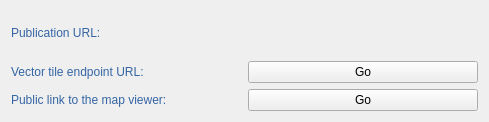
First picture: the form in geotuileur/gui/publication_creation/qwp_status.ui, repository JulesGrillot/plugin-qgis-geoplateforme, before the edit.
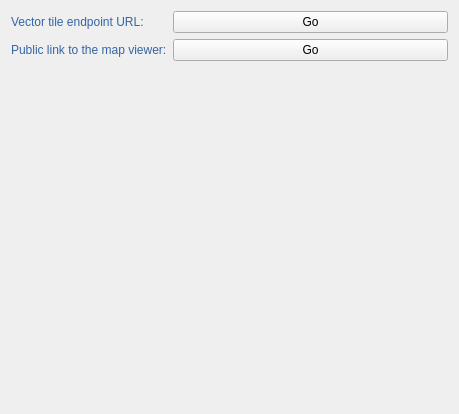
Second picture: the form after the edit.

What changed in the file:
```diff
--- a/geotuileur/gui/publication_creation/qwp_status.ui
+++ b/geotuileur/gui/publication_creation/qwp_status.ui
@@ -6,8 +6,8 @@
    <rect>
     <x>0</x>
     <y>0</y>
-    <width>489</width>
-    <height>122</height>
+    <width>459</width>
+    <height>414</height>
    </rect>
   </property>
   <property name="windowTitle">
@@ -17,15 +17,21 @@
    <locale language="English" country="UnitedStates"/>
   </property>
   <layout class="QGridLayout" name="gridLayout">
-   <item row="3" column="1">
-    <widget class="QPushButton" name="btn_data">
+   <item row="5" column="1">
+    <widget class="QPushButton" name="btn_publication">
      <property name="text">
       <string>Go</string>
      </property>
     </widget>
    </item>
-   <item row="3" column="0">
+   <item row="2" column="0">
     <widget class="QLabel" name="lbl_data">
+     <property name="sizePolicy">
+      <sizepolicy hsizetype="Fixed" vsizetype="Preferred">
+       <horstretch>0</horstretch>
+       <verstretch>0</verstretch>
+      </sizepolicy>
+     </property>
      <property name="styleSheet">
       <string notr="true">font: 75 11pt &quot;Ubuntu Condensed&quot;;
 color: rgb(52, 101, 164);</string>
@@ -35,15 +41,21 @@
      </property>
     </widget>
    </item>
-   <item row="6" column="1">
-    <widget class="QPushButton" name="btn_publication">
+   <item row="2" column="1">
+    <widget class="QPushButton" name="btn_data">
      <property name="text">
       <string>Go</string>
      </property>
     </widget>
    </item>
-   <item row="6" column="0">
+   <item row="5" column="0">
     <widget class="QLabel" name="lbl_publication">
+     <property name="sizePolicy">
+      <sizepolicy hsizetype="Fixed" vsizetype="Preferred">
+       <horstretch>0</horstretch>
+       <verstretch>0</verstretch>
+      </sizepolicy>
+     </property>
      <property name="styleSheet">
       <string notr="true">font: 75 11pt &quot;Ubuntu Condensed&quot;;
 color: rgb(52, 101, 164);</string>
@@ -53,19 +65,18 @@
      </property>
     </widget>
    </item>
-   <item row="1" column="0">
-    <widget class="QLabel" name="lbl_step_text">
-     <property name="autoFillBackground">
-      <bool>false</bool>
+   <item row="6" column="0">
+    <spacer name="verticalSpacer">
+     <property name="orientation">
+      <enum>Qt::Vertical</enum>
      </property>
-     <property name="styleSheet">
-      <string notr="true">font: 75 13pt &quot;Ubuntu Condensed&quot;;
-color: rgb(52, 101, 164);</string>
+     <property name="sizeHint" stdset="0">
+      <size>
+       <width>20</width>
+       <height>40</height>
+      </size>
      </property>
-     <property name="text">
-      <string>Publication URL:</string>
-     </property>
-    </widget>
+    </spacer>
    </item>
   </layout>
  </widget>
```
